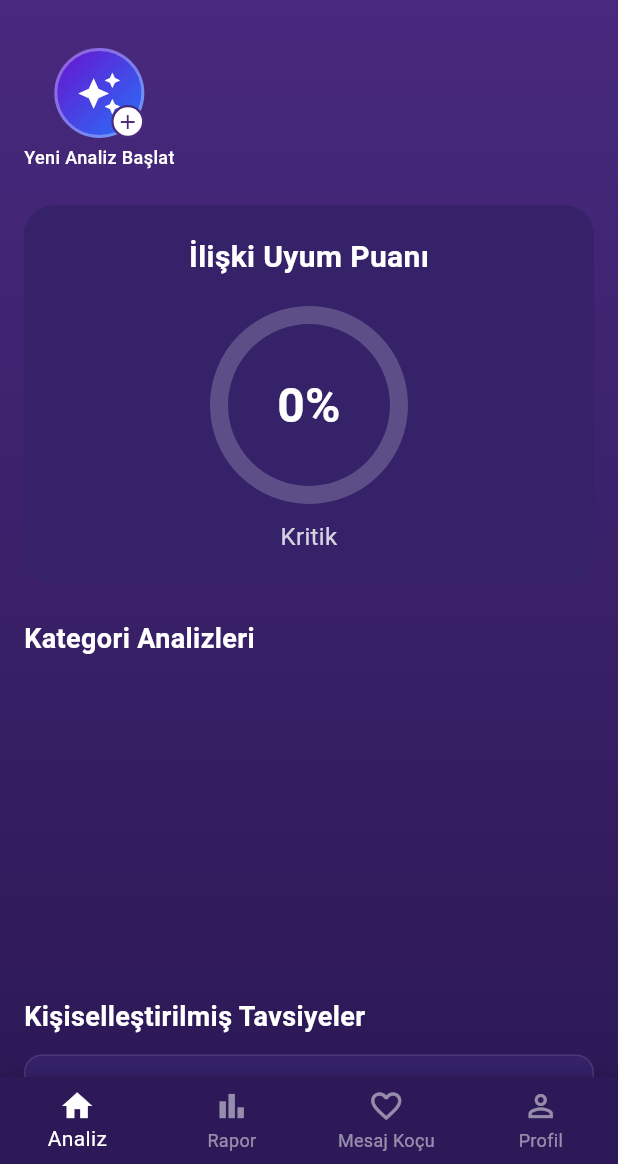
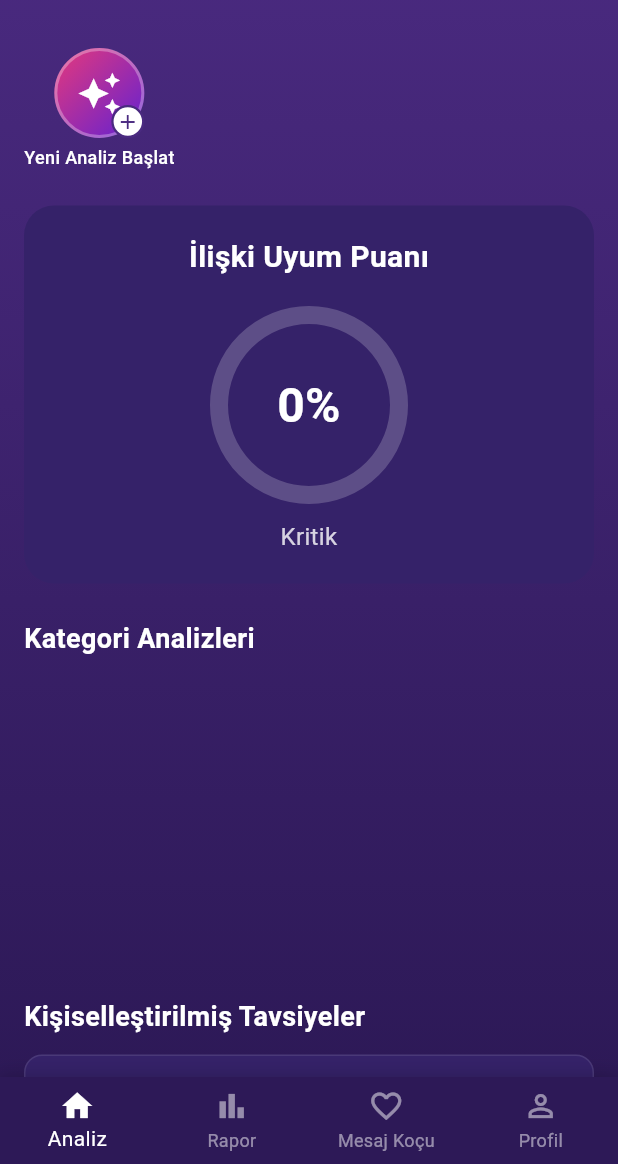
Before and after one commit to aligencturk/Flortya, a Flutter app: the screen it shows once a user with an empty profile is signed in, on a phone screen of 412 x 824 dp, the part 72-1236 px from its top. Run offline on Flutter 3.47's test engine with Material 3 defaults, Android fonts, the phone set to English and light mode, and no system bars; drawn by our look-alikes of flutter_animate; our stand-ins replace animated_background, cloud_firestore, firebase_auth, firebase_core, firebase_messaging, firebase_storage and 14 more; missing offline and left inert: file_selector, google_mlkit_text_recognition; accounts and stored records are empty; network calls fail; Roboto replaces fonts that are missing (Nunito).

Commit message:
HomeView'da animasyonlu arka plan için yeni özellikler eklendi. Renk geçişlerini yöneten animasyon kontrolcüleri ve tween animasyonları tanımlandı. Kullanıcı arayüzünde, yuvarlak logo ikonu için dinamik bir arka plan oluşturuldu. Ayrıca, kaynak yönetimi için animasyon kontrolcüsü dispose edildi.

```diff
--- a/lib/views/home_view.dart
+++ b/lib/views/home_view.dart
@@ -131,7 +131,7 @@ class HomeView extends StatefulWidget {
   State<HomeView> createState() => _HomeViewState();
 }
 
-class _HomeViewState extends State<HomeView> {
+class _HomeViewState extends State<HomeView> with TickerProviderStateMixin {
   int _selectedIndex = 0;
   late final PageController _pageController;
   final TextEditingController _searchController = TextEditingController();
@@ -140,6 +140,10 @@ class _HomeViewState extends State<HomeView> {
   // Wrapped analizlerini tutmak için liste
   List<Map<String, dynamic>> _wrappedAnalyses = [];
 
+  late AnimationController _colorAnimationController;
+  late Animation<Color?> _gradientBeginColor;
+  late Animation<Color?> _gradientEndColor;
+
   // Widget referans anahtarları
   final GlobalKey _analyzeButtonKey = GlobalKey(debugLabel: 'AnalyzeButtonKey');
   final GlobalKey _relationshipScoreCardKey = GlobalKey(debugLabel: 'RelationshipScoreCardKey');
@@ -158,6 +162,42 @@ class _HomeViewState extends State<HomeView> {
   @override
   void initState() {
     super.initState();
+
+    _colorAnimationController = AnimationController(
+      vsync: this,
+      duration: const Duration(seconds: 5),
+    )..repeat(reverse: true);
+
+    _gradientBeginColor = TweenSequence<Color?>([
+      TweenSequenceItem(
+        tween: ColorTween(begin: const Color(0xFF6A11CB), end: const Color(0xFF2575FC)),
+        weight: 1.0,
+      ),
+      TweenSequenceItem(
+        tween: ColorTween(begin: const Color(0xFF2575FC), end: const Color(0xFFFF416C)),
+        weight: 1.0,
+      ),
+      TweenSequenceItem(
+        tween: ColorTween(begin: const Color(0xFFFF416C), end: const Color(0xFF6A11CB)),
+        weight: 1.0,
+      ),
+    ]).animate(_colorAnimationController);
+
+    _gradientEndColor = TweenSequence<Color?>([
+      TweenSequenceItem(
+        tween: ColorTween(begin: const Color(0xFF2575FC), end: const Color(0xFFFF4B2B)),
+        weight: 1.0,
+      ),
+      TweenSequenceItem(
+        tween: ColorTween(begin: const Color(0xFFFF4B2B), end: const Color(0xFF6A11CB)),
+        weight: 1.0,
+      ),
+      TweenSequenceItem(
+        tween: ColorTween(begin: const Color(0xFF6A11CB), end: const Color(0xFF2575FC)),
+        weight: 1.0,
+      ),
+    ]).animate(_colorAnimationController);
+
     // Başlangıç sekmesini widget'tan al
     _selectedIndex = widget.initialTabIndex;
     _pageController = PageController(initialPage: _selectedIndex);
@@ -468,6 +508,7 @@ class _HomeViewState extends State<HomeView> {
     _searchController.dispose();
     _scrollController.dispose();
     _eventBusSubscription?.cancel();
+    _colorAnimationController.dispose();
     super.dispose();
   }
 
@@ -670,21 +711,30 @@ class _HomeViewState extends State<HomeView> {
                             // Yuvarlak logo ikonu
                             Stack(
                               children: [
-                                Container(
+                                AnimatedBuilder(
+                                  animation: _colorAnimationController,
+                                  builder: (context, child) {
+                                    return Container(
                                       width: 60,
                                       height: 60,
                                       decoration: BoxDecoration(
                                         shape: BoxShape.circle,
-                                    gradient: const LinearGradient(
+                                        gradient: LinearGradient(
                                           begin: Alignment.topLeft,
                                           end: Alignment.bottomRight,
-                                      colors: [Color(0xFF6A11CB), Color(0xFF2575FC)],
+                                          colors: [
+                                            _gradientBeginColor.value ?? const Color(0xFF6A11CB),
+                                            _gradientEndColor.value ?? const Color(0xFF2575FC),
+                                          ],
                                         ),
                                         border: Border.all(
                                           color: Colors.white.withOpacity(0.3),
                                           width: 2,
                                         ),
                                       ),
+                                      child: child,
+                                    );
+                                  },
                                   child: const Center(
                                     child: Icon(
                                       Icons.auto_awesome,
```
Lines whose indentation alone changed are shown as unchanged.
